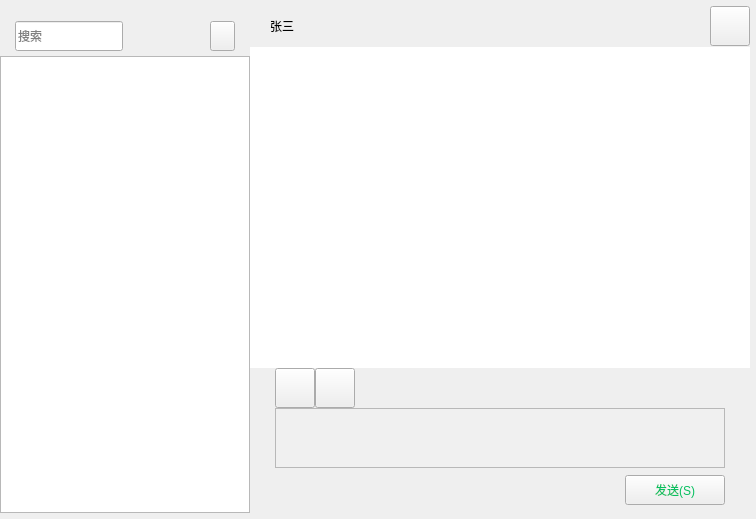
Above: ui_components/forms/chatwidget.ui from ASUJY/WeLink before the change. Below: the same form after it.
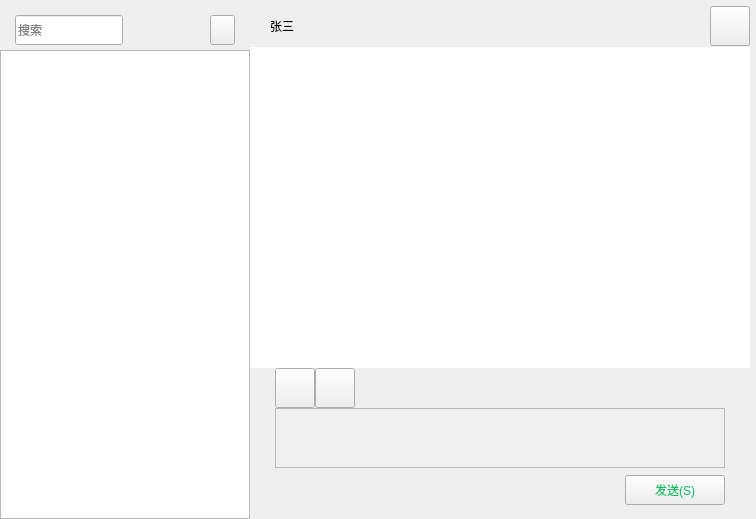
That is the form after the change. Icons and pictures are not drawn. Custom widgets are drawn as their Qt base class.

```diff
--- a/ui_components/forms/chatwidget.ui
+++ b/ui_components/forms/chatwidget.ui
@@ -48,13 +48,13 @@
        <number>0</number>
       </property>
       <property name="topMargin">
-       <number>6</number>
+       <number>0</number>
       </property>
       <property name="rightMargin">
        <number>0</number>
       </property>
       <property name="bottomMargin">
-       <number>6</number>
+       <number>0</number>
       </property>
       <property name="spacing">
        <number>0</number>
```
